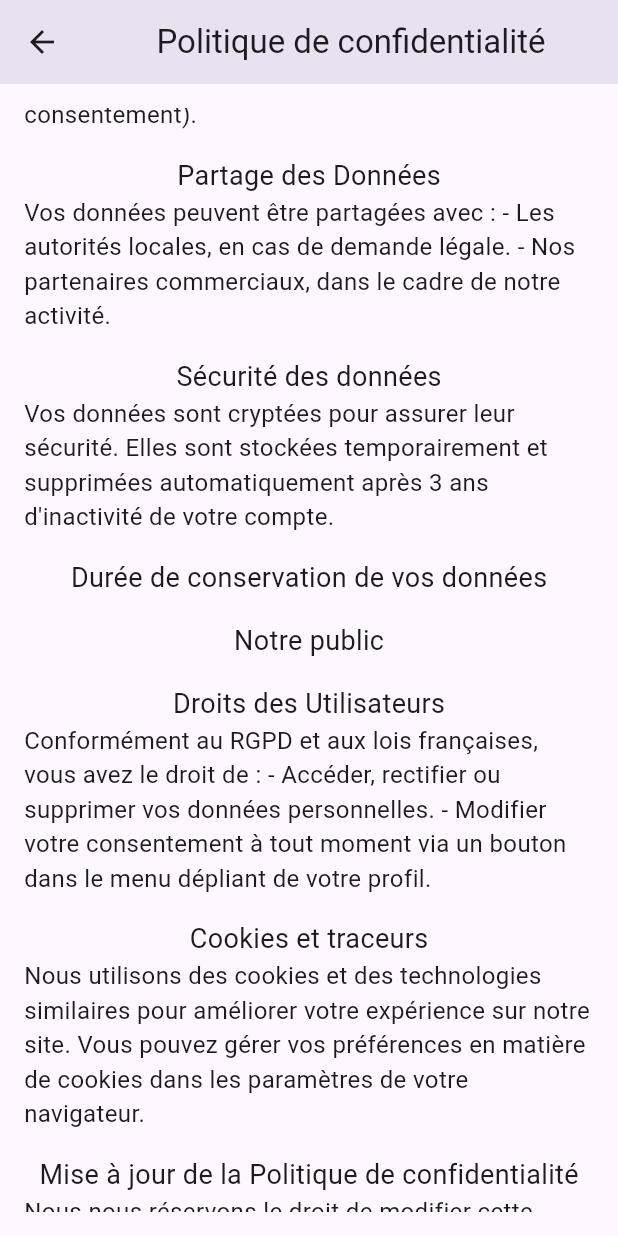
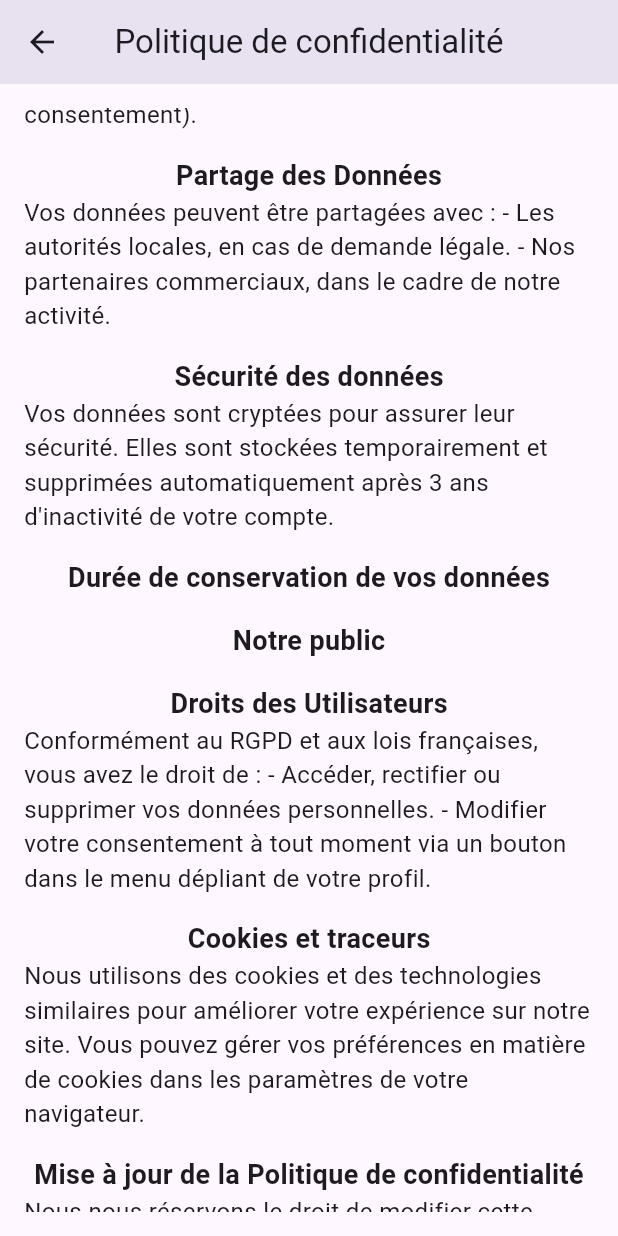
Before and after one commit to RomainConte/Yowl, a Flutter app: the PolitiquePage screen opened by its route, scrolled down 576 dp, on a phone screen of 412 x 824 dp. Run offline on Flutter 3.47's test engine with Material 3 defaults, Android fonts, the phone set to English and light mode, and no system bars; our stand-ins replace shared_preferences, timeago; missing offline and left inert: password_strength; accounts and stored records are empty.

Commit message:
[PUT] front politique

```diff
--- a/yowl/lib/screens/politique_screen.dart
+++ b/yowl/lib/screens/politique_screen.dart
@@ -1,5 +1,4 @@
 import 'package:flutter/material.dart';
-
 
 class PolitiquePage extends StatelessWidget {
   const PolitiquePage({super.key});
@@ -8,92 +7,112 @@ class PolitiquePage extends StatelessWidget {
   Widget build(BuildContext context) {
     return Scaffold(
       appBar: AppBar(
-        title: const Center(
-          child: Text('Politique de confidentialité'),
-        ),
+        title: const Text('Politique de confidentialité'),
+        centerTitle: true,
       ),
-      body: const Padding(padding: EdgeInsets.all(16.0),
-        child:
-        SingleChildScrollView(
+      body: const Padding(
+        padding: EdgeInsets.all(16.0),
+        child: SingleChildScrollView(
           child: Column(
             children: [
-              Text('Politique de Confidentialité de WildHub',
-                style: TextStyle(fontSize: 20.0),
+              Text(
+                'Politique de Confidentialité de WildHub',
+                style: TextStyle(fontSize: 20.0, fontWeight: FontWeight.bold),
               ),
               SizedBox(height: 16),
-              Text("Introduction",
-                style: TextStyle(fontSize: 18.0),
+              Text(
+                "Introduction",
+                style: TextStyle(fontSize: 18.0, fontWeight: FontWeight.bold),
               ),
-              Text("Bienvenue sur WildHub, le réseau social qui récompense l'engagement envers la cause animale. Cette politique de confidentialité a pour but de vous informer sur la manière dont nous collectons, utilisons, partageons et protégeons vos données personnelles, et sur vos droits en tant qu'utilisateur.",
+              Text(
+                "Bienvenue sur WildHub, le réseau social qui récompense l'engagement envers la cause animale. Cette politique de confidentialité a pour but de vous informer sur la manière dont nous collectons, utilisons, partageons et protégeons vos données personnelles, et sur vos droits en tant qu'utilisateur.",
                 style: TextStyle(fontSize: 16.0),
               ),
               SizedBox(height: 16),
-              Text("Collecte des Données",
-                style: TextStyle(fontSize: 18.0),
+              Text(
+                "Collecte des Données",
+                style: TextStyle(fontSize: 18.0, fontWeight: FontWeight.bold),
               ),
-              Text("Lors de votre inscription sur WildHub, nous collectons les données suivantes : - Données obligatoires : nom d'utilisateur, email, mot de passe, et date de naissance. - Données facultatives : nom, prénom, biographie. - Informations de navigation (avec votre consentement) : pour le ciblage publicitaire et la recommandation de contenu.",
+              Text(
+                "Lors de votre inscription sur WildHub, nous collectons les données suivantes : - Données obligatoires : nom d'utilisateur, email, mot de passe, et date de naissance. - Données facultatives : nom, prénom, biographie. - Informations de navigation (avec votre consentement) : pour le ciblage publicitaire et la recommandation de contenu.",
                 style: TextStyle(fontSize: 16.0),
               ),
               SizedBox(height: 16),
-              Text("Utilisation des Données",
-                style: TextStyle(fontSize: 18.0),
+              Text(
+                "Utilisation des Données",
+                style: TextStyle(fontSize: 18.0, fontWeight: FontWeight.bold),
               ),
-              Text("Vos données sont utilisées pour : - Vous fournir nos services et améliorer votre expérience utilisateur. - Communiquer avec vous concernant votre compte ou nos services. - Ciblage publicitaire et recommandations personnalisées (avec votre consentement).",
+              Text(
+                "Vos données sont utilisées pour : - Vous fournir nos services et améliorer votre expérience utilisateur. - Communiquer avec vous concernant votre compte ou nos services. - Ciblage publicitaire et recommandations personnalisées (avec votre consentement).",
                 style: TextStyle(fontSize: 16.0),
               ),
               SizedBox(height: 16),
-              Text("Partage des Données",
-                style: TextStyle(fontSize: 18.0),
+              Text(
+                "Partage des Données",
+                style: TextStyle(fontSize: 18.0, fontWeight: FontWeight.bold),
               ),
-              Text("Vos données peuvent être partagées avec : - Les autorités locales, en cas de demande légale. - Nos partenaires commerciaux, dans le cadre de notre activité.",
+              Text(
+                "Vos données peuvent être partagées avec : - Les autorités locales, en cas de demande légale. - Nos partenaires commerciaux, dans le cadre de notre activité.",
                 style: TextStyle(fontSize: 16.0),
               ),
               SizedBox(height: 16),
-              Text("Sécurité des données",
-                style: TextStyle(fontSize: 18.0),
+              Text(
+                "Sécurité des données",
+                style: TextStyle(fontSize: 18.0, fontWeight: FontWeight.bold),
               ),
-              Text("Vos données sont cryptées pour assurer leur sécurité. Elles sont stockées temporairement et supprimées automatiquement après 3 ans d'inactivité de votre compte.",
+              Text(
+                "Vos données sont cryptées pour assurer leur sécurité. Elles sont stockées temporairement et supprimées automatiquement après 3 ans d'inactivité de votre compte.",
                 style: TextStyle(fontSize: 16.0),
               ),
               SizedBox(height: 16),
-              Text("Durée de conservation de vos données",
-                style: TextStyle(fontSize: 18.0),
+              Text(
+                "Durée de conservation de vos données",
+                style: TextStyle(fontSize: 18.0, fontWeight: FontWeight.bold),
               ),
               SizedBox(height: 16),
-              Text("Notre public",
-                style: TextStyle(fontSize: 18.0),
+              Text(
+                "Notre public",
+                style: TextStyle(fontSize: 18.0, fontWeight: FontWeight.bold),
               ),
               SizedBox(height: 16),
-              Text("Droits des Utilisateurs",
-                style: TextStyle(fontSize: 18.0),
+              Text(
+                "Droits des Utilisateurs",
+                style: TextStyle(fontSize: 18.0, fontWeight: FontWeight.bold),
               ),
-              Text("Conformément au RGPD et aux lois françaises, vous avez le droit de : - Accéder, rectifier ou supprimer vos données personnelles. - Modifier votre consentement à tout moment via un bouton dans le menu dépliant de votre profil.",
+              Text(
+                "Conformément au RGPD et aux lois françaises, vous avez le droit de : - Accéder, rectifier ou supprimer vos données personnelles. - Modifier votre consentement à tout moment via un bouton dans le menu dépliant de votre profil.",
                 style: TextStyle(fontSize: 16.0),
               ),
               SizedBox(height: 16),
-              Text("Cookies et traceurs",
-                style: TextStyle(fontSize: 18.0),
+              Text(
+                "Cookies et traceurs",
+                style: TextStyle(fontSize: 18.0, fontWeight: FontWeight.bold),
               ),
-              Text("Nous utilisons des cookies et des technologies similaires pour améliorer votre expérience sur notre site. Vous pouvez gérer vos préférences en matière de cookies dans les paramètres de votre navigateur.",
+              Text(
+                "Nous utilisons des cookies et des technologies similaires pour améliorer votre expérience sur notre site. Vous pouvez gérer vos préférences en matière de cookies dans les paramètres de votre navigateur.",
                 style: TextStyle(fontSize: 16.0),
               ),
               SizedBox(height: 16),
-              Text("Mise à jour de la Politique de confidentialité",
-                style: TextStyle(fontSize: 18.0),
+              Text(
+                "Mise à jour de la Politique de confidentialité",
+                style: TextStyle(fontSize: 18.0, fontWeight: FontWeight.bold),
               ),
-              Text("Nous nous réservons le droit de modifier cette politique. Vous serez informé de toute modification importante par email un mois à l'avance. Votre consentement sera renouvelé suite à ces modifications.",
-                style: TextStyle(fontSize: 16.0
-                ),
+              Text(
+                "Nous nous réservons le droit de modifier cette politique. Vous serez informé de toute modification importante par email un mois à l'avance. Votre consentement sera renouvelé suite à ces modifications.",
+                style: TextStyle(fontSize: 16.0),
               ),
               SizedBox(height: 16),
-              Text("Consentement",
-                style: TextStyle(fontSize: 18.0),
+              Text(
+                "Consentement",
+                style: TextStyle(fontSize: 18.0, fontWeight: FontWeight.bold),
               ),
-              Text("Votre consentement est obtenu en cochant les cases appropriées lors de votre inscription et lors de la modification de vos paramètres de confidentialité.",
+              Text(
+                "Votre consentement est obtenu en cochant les cases appropriées lors de votre inscription et lors de la modification de vos paramètres de confidentialité.",
                 style: TextStyle(fontSize: 16.0),
               ),
               SizedBox(height: 32),
-              Text("Pour toute question ou préoccupation concernant cette politique de confidentialité, veuillez nous contacter à dpo@wildhub.com.",
+              Text(
+                "Pour toute question ou préoccupation concernant cette politique de confidentialité, veuillez nous contacter à dpo@wildhub.com.",
                 style: TextStyle(fontSize: 16.0),
               ),
             ],
```
